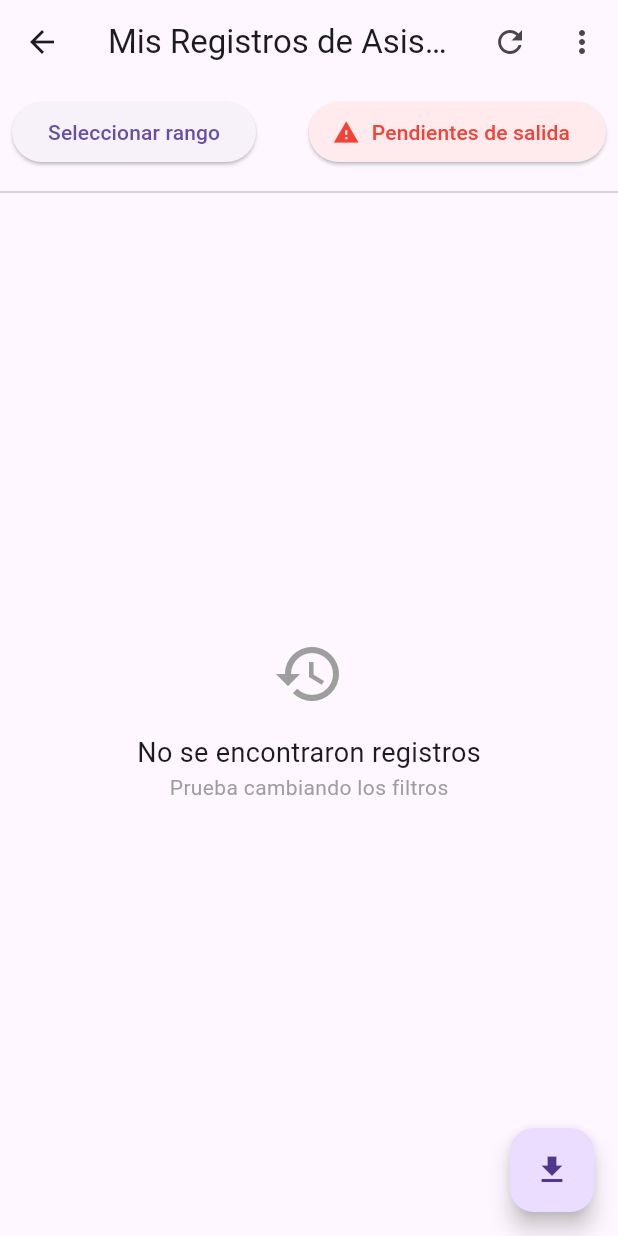
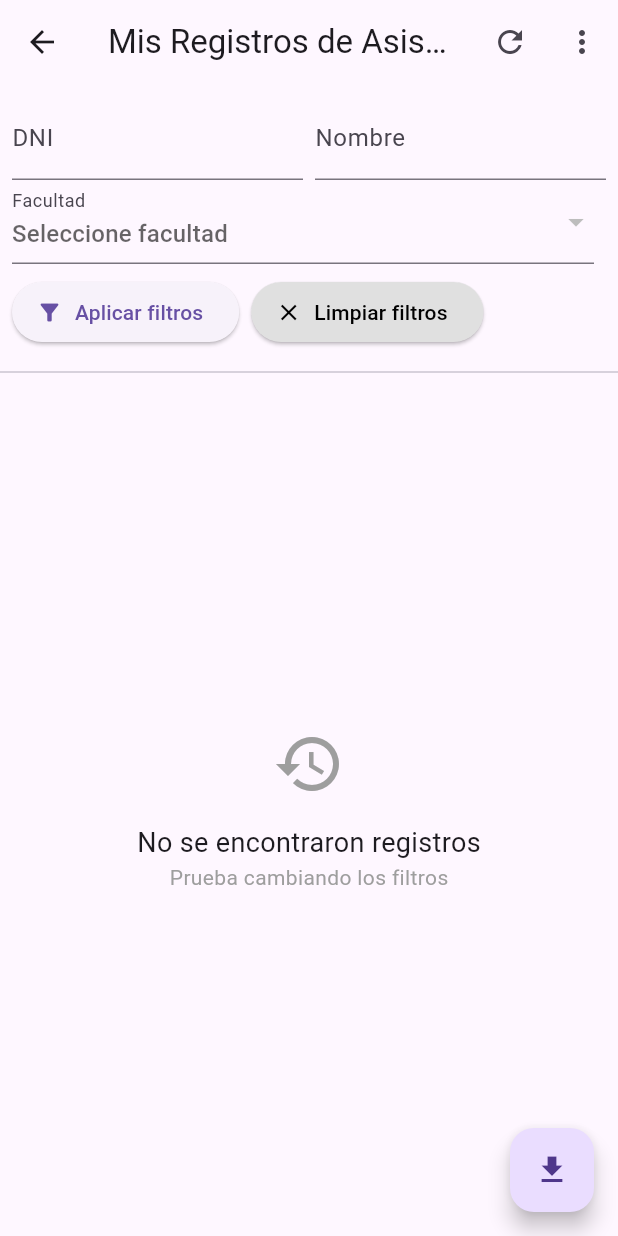
Before and after one commit to KrCrimson/Acees_Group, a Flutter app: the UserHistoryScreen screen opened directly, after a tap on the "refresh" icon, on a phone screen of 412 x 824 dp. Run offline on Flutter 3.47's test engine with Material 3 defaults, Android fonts, the light colour scheme and no system bars; our stand-ins replace cloud_firestore, firebase_auth, firebase_core, firebase_messaging, fl_chart, flutter_tts and 3 more; missing offline and left inert: mobile_scanner; accounts and stored records are empty.

Commit message:
DEAD_END

```diff
--- a/lib/screens/user/user_history_screen.dart
+++ b/lib/screens/user/user_history_screen.dart
@@ -24,10 +24,28 @@ class _UserHistoryScreenState extends State<UserHistoryScreen> {
   String? _errorMessage;
   final List<Map<String, dynamic>> _attendanceData = [];
 
+  // NUEVO: Filtros avanzados
+  String? _dniFilter;
+  String? _nombreFilter;
+  String? _facultadFilter;
+  String? _escuelaFilter;
+  List<String> _facultadesDisponibles = [];
+  List<String> _escuelasDisponibles = [];
+
   @override
   void initState() {
     super.initState();
+    _loadFacultadesEscuelas();
     _loadInitialData();
+  }
+
+  Future<void> _loadFacultadesEscuelas() async {
+    final facSnap = await _firestore.collection('facultades').get();
+    final escSnap = await _firestore.collection('escuelas').get();
+    setState(() {
+      _facultadesDisponibles = facSnap.docs.map((d) => d.data()['nombre'] as String).toList();
+      _escuelasDisponibles = escSnap.docs.map((d) => d.data()['nombre'] as String).toList();
+    });
   }
 
   Future<void> _loadInitialData() async {
@@ -65,6 +83,20 @@ class _UserHistoryScreenState extends State<UserHistoryScreen> {
         query = query.where('tipo', isEqualTo: _selectedFilter);
       }
 
+      // Filtros avanzados
+      if (_dniFilter != null && _dniFilter!.isNotEmpty) {
+        query = query.where('dni', isEqualTo: _dniFilter);
+      }
+      if (_nombreFilter != null && _nombreFilter!.isNotEmpty) {
+        query = query.where('nombre', isEqualTo: _nombreFilter);
+      }
+      if (_facultadFilter != null && _facultadFilter!.isNotEmpty) {
+        query = query.where('siglas_facultad', isEqualTo: _facultadFilter);
+      }
+      if (_escuelaFilter != null && _escuelaFilter!.isNotEmpty) {
+        query = query.where('siglas_escuela', isEqualTo: _escuelaFilter);
+      }
+
       // Filtro por rango de fechas (incluye caso de un solo día)
       if (_dateRange != null) {
         final start = DateTime(_dateRange!.start.year, _dateRange!.start.month, _dateRange!.start.day, 0, 0, 0);
@@ -92,7 +124,7 @@ class _UserHistoryScreenState extends State<UserHistoryScreen> {
     } catch (e) {
       setState(() {
         _isLoading = false;
-        _errorMessage = 'Error: ${e.toString()}';
+        _errorMessage = 'Error: \\${e.toString()}';
       });
     }
   }
@@ -149,42 +181,119 @@ class _UserHistoryScreenState extends State<UserHistoryScreen> {
         children: [
           Padding(
             padding: const EdgeInsets.all(8.0),
-            child: Row(
+            child: Column(
               children: [
-                ElevatedButton(
-                  onPressed: () => _selectDateRange(context),
-                  child: Text(
-                    _dateRange == null
-                        ? 'Seleccionar rango'
-                        : (_dateRange!.start == _dateRange!.end
-                            ? DateFormat('dd/MM/yy').format(_dateRange!.start)
-                            : '${DateFormat('dd/MM/yy').format(_dateRange!.start)} - ${DateFormat('dd/MM/yy').format(_dateRange!.end)}'),
+                Row(
+                  children: [
+                    Expanded(
+                      child: TextField(
+                        decoration: const InputDecoration(labelText: 'DNI'),
+                        onChanged: (v) {
+                          _dniFilter = v;
+                        },
                       ),
                     ),
                     const SizedBox(width: 8),
-                if (_dateRange != null)
-                  IconButton(
+                    Expanded(
+                      child: TextField(
+                        decoration: const InputDecoration(labelText: 'Nombre'),
+                        onChanged: (v) {
+                          _nombreFilter = v;
+                        },
+                      ),
+                    ),
+                  ],
+                ),
+                Row(
+                  children: [
+                    Expanded(
+                      child: DropdownButtonFormField<String>(
+                        decoration: const InputDecoration(labelText: 'Facultad'),
+                        value: _facultadFilter,
+                        items: _facultadesDisponibles.map((f) => DropdownMenuItem<String>(
+                          value: f,
+                          child: Text(f),
+                        )).toList(),
+                        onChanged: (v) async {
+                          setState(() {
+                            _facultadFilter = v;
+                            _escuelaFilter = null;
+                            _escuelasDisponibles = [];
+                          });
+                          if (v != null && v.isNotEmpty) {
+                            // Buscar la sigla de la facultad seleccionada
+                            final facSnap = await _firestore.collection('facultades').where('nombre', isEqualTo: v).limit(1).get();
+                            String? siglaFacultad;
+                            if (facSnap.docs.isNotEmpty) {
+                              siglaFacultad = facSnap.docs.first.data()['siglas'] as String?;
+                            }
+                            if (siglaFacultad != null) {
+                              final escSnap = await _firestore.collection('escuelas')
+                                .where('siglas_facultad', isEqualTo: siglaFacultad)
+                                .get();
+                              setState(() {
+                                _escuelasDisponibles = escSnap.docs.map((d) => d.data()['nombre'] as String).toList();
+                              });
+                            }
+                          }
+                        },
+                        isExpanded: true,
+                        hint: const Text('Seleccione facultad'),
+                      ),
+                    ),
+                    const SizedBox(width: 8),
+                    if (_facultadFilter != null && _facultadFilter!.isNotEmpty)
+                      Expanded(
+                        child: DropdownButtonFormField<String>(
+                          decoration: const InputDecoration(labelText: 'Escuela'),
+                          value: _escuelaFilter != null && _escuelasDisponibles.contains(_escuelaFilter)
+                              ? _escuelaFilter
+                              : null,
+                          items: _escuelasDisponibles.map((e) => DropdownMenuItem<String>(
+                            value: e,
+                            child: Text(e),
+                          )).toList(),
+                          onChanged: (v) {
+                            setState(() {
+                              _escuelaFilter = v;
+                            });
+                          },
+                          isExpanded: true,
+                          hint: const Text('Seleccione escuela'),
+                          disabledHint: const Text('No hay escuelas'),
+                        ),
+                      ),
+                  ],
+                ),
+                const SizedBox(height: 8),
+                Row(
+                  children: [
+                    ElevatedButton.icon(
+                      icon: const Icon(Icons.filter_alt),
+                      label: const Text('Aplicar filtros'),
+                      onPressed: _loadInitialData,
+                    ),
+                    const SizedBox(width: 8),
+                    ElevatedButton.icon(
                       icon: const Icon(Icons.clear),
+                      label: const Text('Limpiar filtros'),
+                      style: ElevatedButton.styleFrom(
+                        backgroundColor: Colors.grey[300],
+                        foregroundColor: Colors.black,
+                      ),
                       onPressed: () async {
                         setState(() {
+                          _dniFilter = null;
+                          _nombreFilter = null;
+                          _facultadFilter = null;
+                          _escuelaFilter = null;
                           _dateRange = null;
+                          _escuelasDisponibles = [];
                         });
                         await _loadInitialData();
                       },
                     ),
-                const Spacer(),
-                ElevatedButton.icon(
-                  icon: const Icon(Icons.warning, color: Colors.red),
-                  label: const Text('Pendientes de salida', style: TextStyle(color: Colors.red)),
-                  style: ElevatedButton.styleFrom(
-                    backgroundColor: Colors.red[50],
-                  ),
-                  onPressed: () {
-                    Navigator.push(
-                      context,
-                      MaterialPageRoute(builder: (context) => const PendingAllExitScreen()),
-                    );
-                  },
+                  ],
                 ),
               ],
             ),
```
Lines whose indentation alone changed are shown as unchanged.
